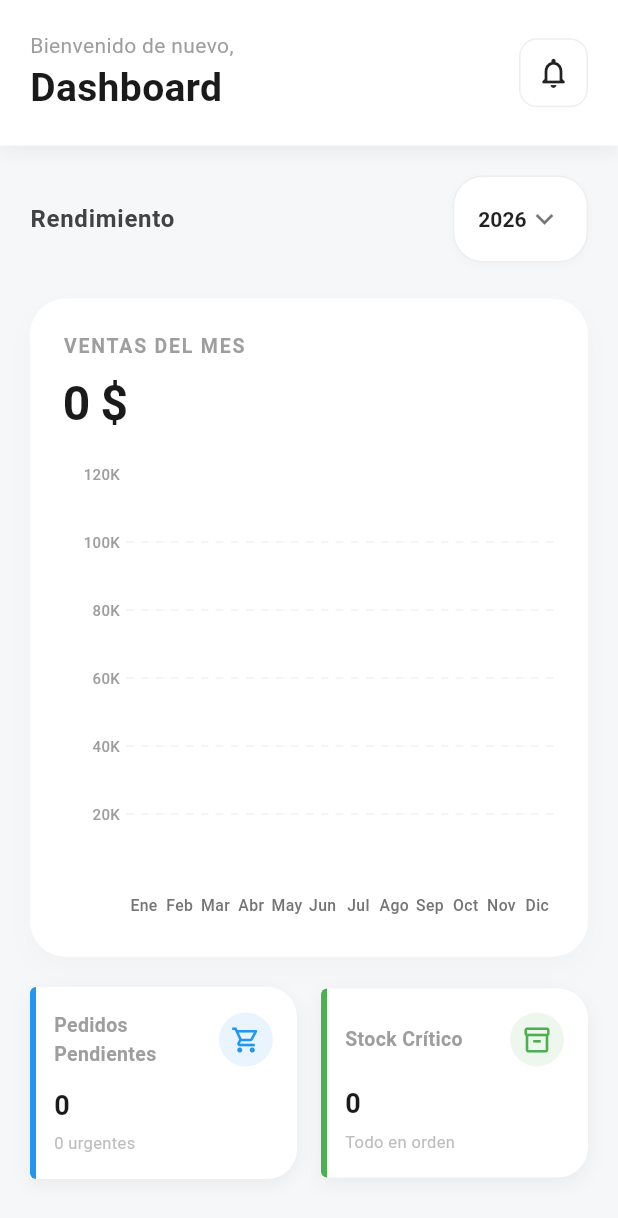
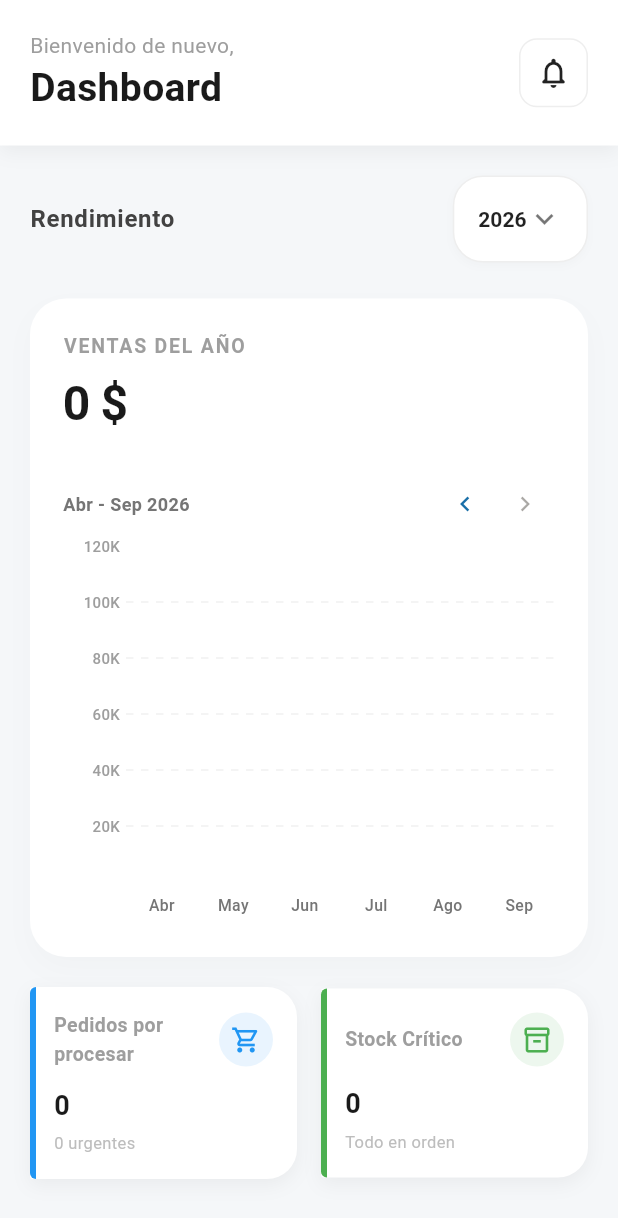
Before and after one commit to Emanuel-24/ElectroSoft-Mobile, a Flutter app: the DashboardScreen screen opened directly, on a phone screen of 412 x 824 dp. Shown: the top 1218 px of the screen. Run offline on Flutter 3.47's test engine with Material 3 defaults, Android fonts, the phone set to English and light mode, and no system bars; drawn by our look-alikes of fl_chart; our stand-ins replace audioplayers, flutter_secure_storage; accounts and stored records are empty; network calls fail.

Commit message:
design changes

```diff
--- a/lib/features/dashboard/data/models/order_model.dart
+++ b/lib/features/dashboard/data/models/order_model.dart
@@ -22,7 +22,7 @@ class OrderModel extends Order {
           ? '${cliente['firstName'] ?? ''} ${cliente['lastName'] ?? ''}'.trim()
           : 'Cliente',
       total: (json['total'] ?? 0).toDouble(),
-      status: json['status'] ?? 'Pendiente',
+      status: json['status'] ?? 'Por procesar',
       orderDate: DateTime.tryParse(json['orderDate'] ?? '') ?? DateTime.now(),
       dueDate: DateTime.tryParse(json['dueDate'] ?? '') ?? DateTime.now(),
       createdAt: DateTime.tryParse(json['createdAt'] ?? '') ?? DateTime.now(),
--- a/lib/features/dashboard/presentation/screens/dashboard_screen.dart
+++ b/lib/features/dashboard/presentation/screens/dashboard_screen.dart
@@ -29,7 +29,7 @@ class _DashboardScreenState extends State<DashboardScreen>
 
   int _numCriticos = 0;
   List<Product> _productosCriticos = [];
-  int _pedidosPendientes = 0;
+  int _pedidosPorProcesar = 0;
   int _pedidosUrgentes = 0;
   double _ventasTotales = 0;
 
@@ -176,7 +176,7 @@ class _DashboardScreenState extends State<DashboardScreen>
 
       if (mounted) {
         setState(() {
-          _pedidosPendientes = pedidos.where((p) => p.isPendiente).length;
+          _pedidosPorProcesar = pedidos.where((p) => p.isPorProcesar).length;
 
           _pedidosUrgentes = pedidos.where((p) => p.isUrgente).length;
         });
@@ -310,7 +310,7 @@ class _DashboardScreenState extends State<DashboardScreen>
                       crossAxisAlignment: CrossAxisAlignment.start,
                       children: [
                         Text(
-                          'VENTAS DEL MES',
+                          'VENTAS DEL AÑO',
                           style: TextStyle(
                             fontSize: 13,
                             fontWeight: FontWeight.w700,
@@ -344,7 +344,10 @@ class _DashboardScreenState extends State<DashboardScreen>
                                     color: Color(0xFFFFCC00),
                                   ),
                                 )
-                              : SalesChart(ventasPorMes: _ventasPorMes),
+                              : SalesChart(
+                                  ventasPorMes: _ventasPorMes,
+                                  year: _selectedYear,
+                                ),
                         ),
                       ],
                     ),
@@ -356,8 +359,8 @@ class _DashboardScreenState extends State<DashboardScreen>
                     children: [
                       Expanded(
                         child: StatsCard(
-                          title: 'Pedidos Pendientes',
-                          value: '$_pedidosPendientes',
+                          title: 'Pedidos por procesar',
+                          value: '$_pedidosPorProcesar',
                           subtitle: '$_pedidosUrgentes urgentes',
                           icon: Icons.shopping_cart_outlined,
                           accentColor: Colors.blue,
--- a/lib/features/dashboard/presentation/widgets/sales_chart.dart
+++ b/lib/features/dashboard/presentation/widgets/sales_chart.dart
@@ -2,23 +2,18 @@ import 'package:fl_chart/fl_chart.dart';
 import 'package:flutter/material.dart';
 import 'package:intl/intl.dart';
 
-class SalesChart extends StatelessWidget {
+class SalesChart extends StatefulWidget {
   final Map<int, double> ventasPorMes;
+  final int year;
 
-  const SalesChart({
-    super.key,
-    required this.ventasPorMes,
-  });
+  const SalesChart({super.key, required this.ventasPorMes, required this.year});
 
   @override
-  Widget build(BuildContext context) {
-    final currencyFormat = NumberFormat.currency(
-      symbol: '\$',
-      decimalDigits: 0,
-      locale: 'es_CO',
-    );
+  State<SalesChart> createState() => _SalesChartState();
+}
 
-    const meses = [
+class _SalesChartState extends State<SalesChart> {
+  static const _monthNames = [
     '',
     'Ene',
     'Feb',
@@ -34,18 +29,87 @@ class SalesChart extends StatelessWidget {
     'Dic',
   ];
 
+  late int _endMonth;
+  int? _selectedMonth;
+
+  @override
+  void initState() {
+    super.initState();
+    _endMonth = _initialEndMonth(widget.year);
+  }
+
+  @override
+  void didUpdateWidget(covariant SalesChart oldWidget) {
+    super.didUpdateWidget(oldWidget);
+    if (oldWidget.year != widget.year) {
+      _endMonth = _initialEndMonth(widget.year);
+      _selectedMonth = null;
+    }
+  }
+
+  int _initialEndMonth(int year) {
+    final now = DateTime.now();
+    return year == now.year ? now.month : 12;
+  }
+
+  int get _maxEndMonth => _initialEndMonth(widget.year);
+
+  @override
+  Widget build(BuildContext context) {
+    final startMonth = _endMonth - 5;
+    final visibleMonths = List.generate(6, (index) => startMonth + index);
+
     double maxVenta = 100000;
-    ventasPorMes.forEach((_, value) {
+    for (final month in visibleMonths) {
+      final value = widget.ventasPorMes[month] ?? 0;
       if (value > maxVenta) maxVenta = value;
-    });
-    double maxYValue = maxVenta * 1.20;
+    }
 
-    return BarChart(
+    return Column(
+      crossAxisAlignment: CrossAxisAlignment.stretch,
+      children: [
+        Row(
+          children: [
+            Expanded(
+              child: Text(
+                '${_monthNames[startMonth]} - ${_monthNames[_endMonth]} ${widget.year}',
+                style: TextStyle(
+                  color: Colors.grey.shade600,
+                  fontSize: 12,
+                  fontWeight: FontWeight.w600,
+                ),
+              ),
+            ),
+            _ChartArrowButton(
+              icon: Icons.chevron_left,
+              enabled: startMonth > 1,
+              onPressed: startMonth > 1
+                  ? () => setState(() {
+                      _endMonth--;
+                      _selectedMonth = null;
+                    })
+                  : null,
+            ),
+            _ChartArrowButton(
+              icon: Icons.chevron_right,
+              enabled: _endMonth < _maxEndMonth,
+              onPressed: _endMonth < _maxEndMonth
+                  ? () => setState(() {
+                      _endMonth++;
+                      _selectedMonth = null;
+                    })
+                  : null,
+            ),
+          ],
+        ),
+        const SizedBox(height: 8),
+        Expanded(
+          child: BarChart(
             BarChartData(
               alignment: BarChartAlignment.spaceAround,
-        maxY: maxYValue,
+              maxY: maxVenta * 1.2,
+              minY: 0,
               borderData: FlBorderData(show: false),
-        minY: 0,
               gridData: FlGridData(
                 show: true,
                 drawVerticalLine: false,
@@ -57,6 +121,7 @@ class SalesChart extends StatelessWidget {
               ),
               barTouchData: BarTouchData(
                 enabled: true,
+                handleBuiltInTouches: false,
                 touchTooltipData: BarTouchTooltipData(
                   getTooltipColor: (group) =>
                       const Color(0xFF1A1A1A).withValues(alpha: 0.9),
@@ -67,7 +132,11 @@ class SalesChart extends StatelessWidget {
                   tooltipMargin: 8,
                   getTooltipItem: (group, groupIndex, rod, rodIndex) {
                     return BarTooltipItem(
-                currencyFormat.format(rod.toY),
+                      NumberFormat.currency(
+                        symbol: '\$',
+                        decimalDigits: 0,
+                        locale: 'es_CO',
+                      ).format(rod.toY),
                       const TextStyle(
                         color: Colors.white,
                         fontWeight: FontWeight.w600,
@@ -76,6 +145,16 @@ class SalesChart extends StatelessWidget {
                     );
                   },
                 ),
+                touchCallback: (event, response) {
+                  final spot = response?.spot;
+                  if (spot != null && spot.touchedBarGroupIndex < 6) {
+                    setState(() {
+                      _selectedMonth = visibleMonths[spot.touchedBarGroupIndex];
+                    });
+                  } else if (event is FlTapUpEvent) {
+                    setState(() => _selectedMonth = null);
+                  }
+                },
               ),
               titlesData: FlTitlesData(
                 topTitles: const AxisTitles(
@@ -89,18 +168,12 @@ class SalesChart extends StatelessWidget {
                     showTitles: true,
                     reservedSize: 42,
                     getTitlesWidget: (value, meta) {
-                if (value == 0) {
-                  return const SizedBox.shrink();
-                }
-
-                String text = '';
-                if (value >= 1000000) {
-                  text = '${(value / 1000000).toStringAsFixed(1)}M';
-                } else if (value >= 1000) {
-                  text = '${(value / 1000).toStringAsFixed(0)}K';
-                } else {
-                  text = value.toStringAsFixed(0);
-                }
+                      if (value == 0) return const SizedBox.shrink();
+                      final text = value >= 1000000
+                          ? '${(value / 1000000).toStringAsFixed(1)}M'
+                          : value >= 1000
+                          ? '${(value / 1000).toStringAsFixed(0)}K'
+                          : value.toStringAsFixed(0);
 
                       return SideTitleWidget(
                         meta: meta,
@@ -122,15 +195,15 @@ class SalesChart extends StatelessWidget {
                     showTitles: true,
                     reservedSize: 28,
                     getTitlesWidget: (value, meta) {
-                final int index = value.toInt();
-                if (index < 0 || index >= meses.length) {
+                      final index = value.toInt();
+                      if (index < 0 || index >= visibleMonths.length) {
                         return const SizedBox.shrink();
                       }
                       return SideTitleWidget(
                         meta: meta,
                         space: 8,
                         child: Text(
-                    meses[index],
+                          _monthNames[visibleMonths[index]],
                           style: TextStyle(
                             fontSize: 10.5,
                             color: Colors.grey.shade600,
@@ -142,25 +215,57 @@ class SalesChart extends StatelessWidget {
                   ),
                 ),
               ),
-        barGroups: List.generate(12, (index) {
-          final mes = index + 1;
-          final valorY = ventasPorMes[mes] ?? 0;
+              barGroups: List.generate(visibleMonths.length, (index) {
+                final month = visibleMonths[index];
+                final value = widget.ventasPorMes[month] ?? 0;
 
                 return BarChartGroupData(
-            x: mes,
+                  x: index,
+                  showingTooltipIndicators: _selectedMonth == month
+                      ? const [0]
+                      : const [],
                   barRods: [
                     BarChartRodData(
-                toY: valorY,
-                width: 14,
+                      toY: value,
+                      width: 20,
                       borderRadius: const BorderRadius.vertical(
                         top: Radius.circular(5),
                       ),
-                color: const Color(0xFFFFCC00),
+                      color: _selectedMonth == month
+                          ? const Color(0xFFE0A800)
+                          : const Color(0xFFFFCC00),
                     ),
                   ],
                 );
               }),
             ),
+          ),
+        ),
+      ],
     );
   }
 }
+
+class _ChartArrowButton extends StatelessWidget {
+  final IconData icon;
+  final bool enabled;
+  final VoidCallback? onPressed;
+
+  const _ChartArrowButton({
+    required this.icon,
+    required this.enabled,
+    required this.onPressed,
+  });
+
+  @override
+  Widget build(BuildContext context) {
+    return IconButton(
+      onPressed: onPressed,
+      icon: Icon(icon),
+      iconSize: 20,
+      visualDensity: VisualDensity.compact,
+      color: enabled ? const Color(0xFF1A6FA8) : Colors.grey.shade300,
+      tooltip: enabled ? 'Cambiar periodo' : null,
+    );
+  }
+}
```
Also changed, not shown: lib/features/dashboard/data/services/order_service.dart (+19 -3 lines), lib/features/dashboard/domain/entities/order.dart (+7 -6 lines), lib/features/sales/data/models/sales_model.dart (+21 -4 lines), lib/features/sales/presentation/screens/sales_detail_screen.dart (+49 -26 lines), lib/features/sales/presentation/widgets/sales_card.dart (+55 -30 lines). Lines whose indentation alone changed are shown as unchanged.
